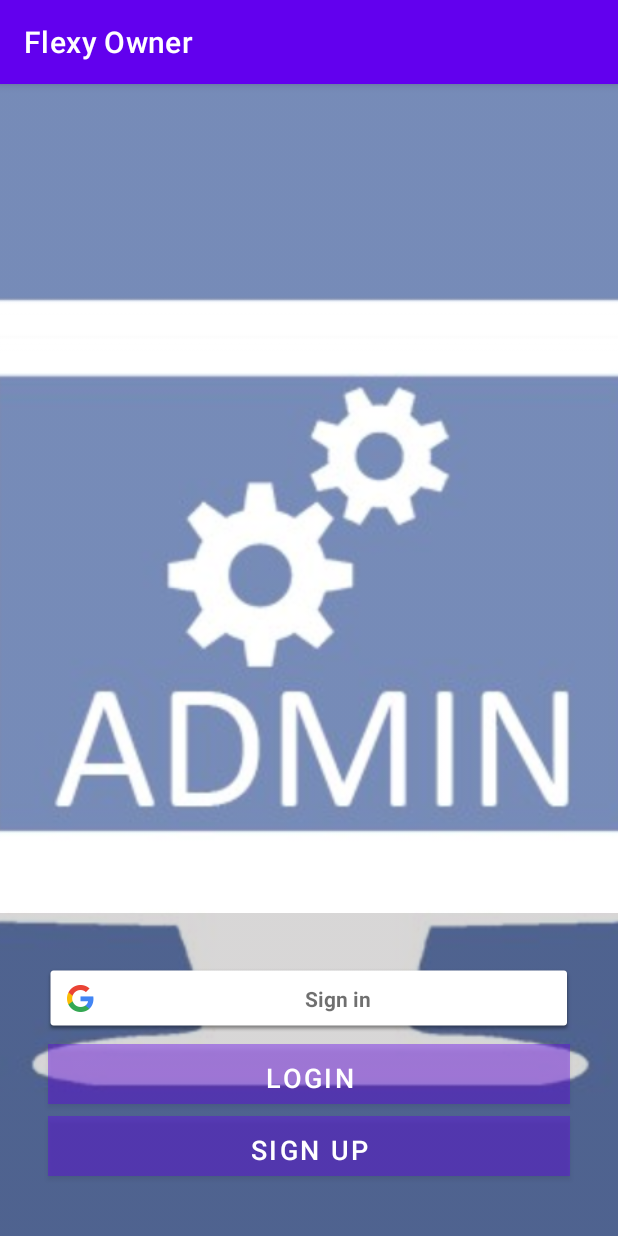
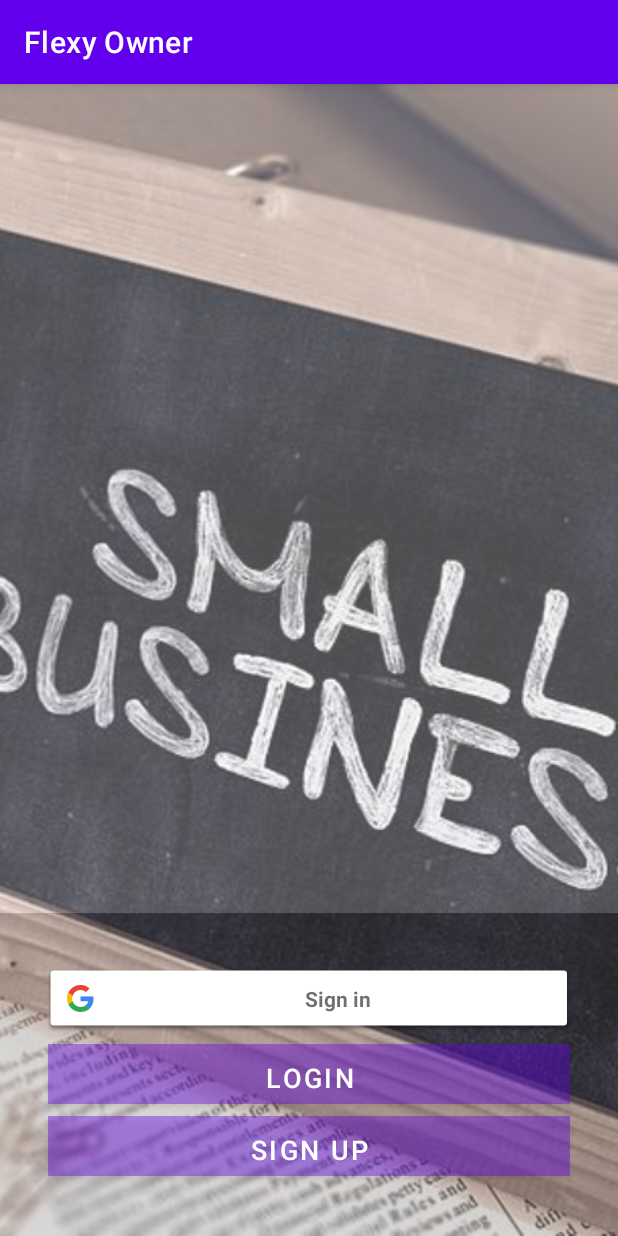
Before and after one commit to robsonll/FlexyOwner, an Android app: the screen it shows after launch (LandingActivity), on a phone screen of 412 x 824 dp. Run offline under Robolectric (Android 15) with nearby library versions, the phone set to English and light mode, and no system bars; our stand-ins replace Firebase (no records; nobody signed in at launch, a user with empty details on screens opened directly); Roboto replaces fonts that are not available here.

Commit message:
Changing landing background image

```diff
--- a/app/src/main/res/layout/activity_landing.xml
+++ b/app/src/main/res/layout/activity_landing.xml
@@ -29,7 +29,7 @@
         app:layout_constraintStart_toStartOf="parent"
         app:layout_constraintTop_toTopOf="parent"
         app:layout_constraintVertical_bias="0.0"
-        app:srcCompat="@drawable/backgroundadmin"/>
+        app:srcCompat="@drawable/backgroundflexyowner"/>
 
     <com.google.android.gms.common.SignInButton
         android:id="@+id/sign_in_button"
```
Also changed, not shown: app/src/main/res/drawable/backgroundflexyowner.jpg (added).
